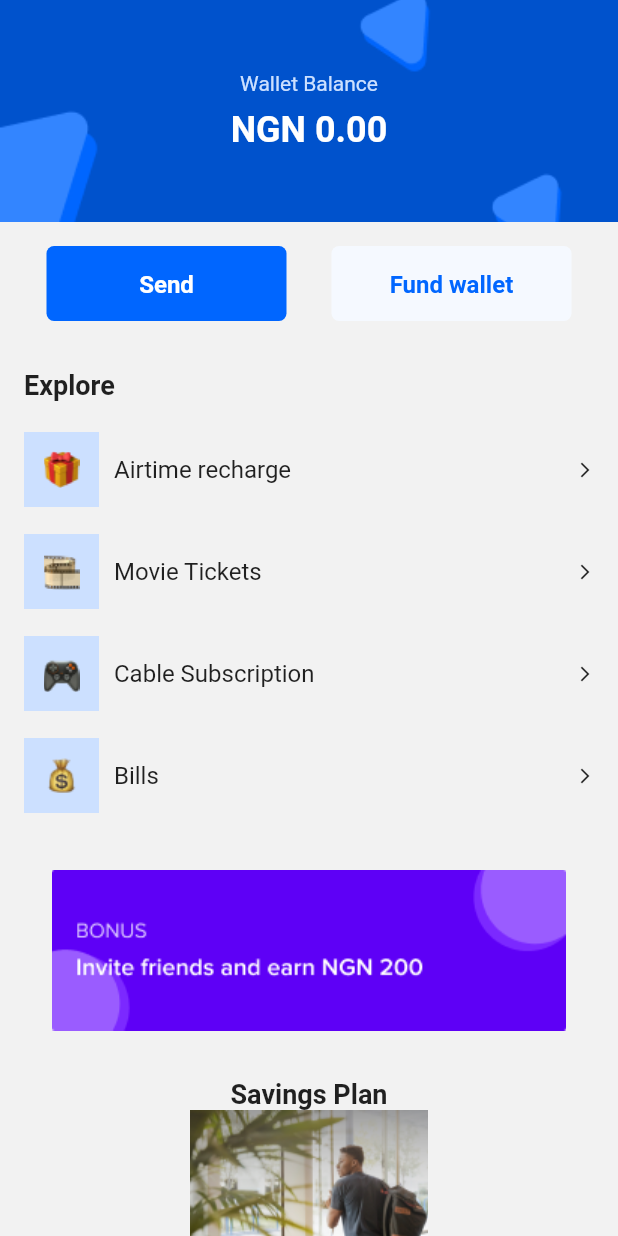
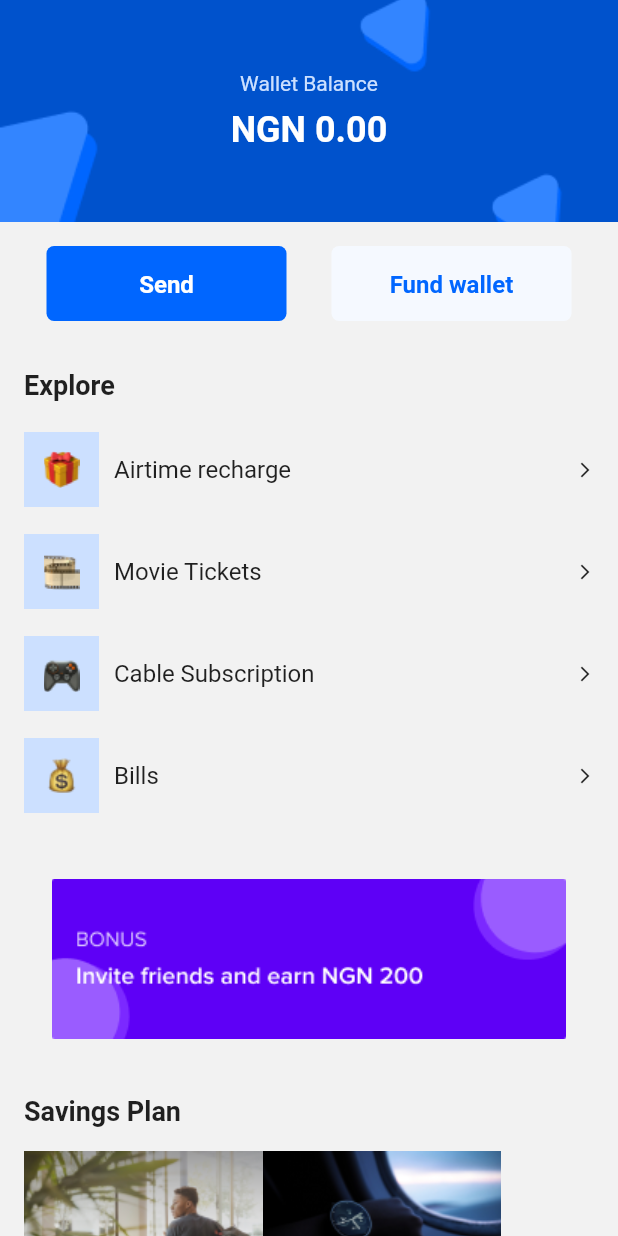
Before and after one commit to Allename/Sylar, a Flutter app: the HomeScreen screen opened directly, on a phone screen of 412 x 824 dp. Run offline on Flutter 3.47's test engine with Material 2 defaults, Android fonts, the phone set to English and light mode, and no system bars.

Commit message:
feat: updated homescree, savingsplan and assets

```diff
--- a/lib/screens/homescreen/homescreen.dart
+++ b/lib/screens/homescreen/homescreen.dart
@@ -22,7 +22,7 @@ class _HomeScreenState extends State<HomeScreen> {
         child: Container(
           width: MediaQuery.of(context).size.width,
           child: Column(
-            // crossAxisAlignment: CrossAxisAlignment.start,
+            crossAxisAlignment: CrossAxisAlignment.start,
             children: <Widget> [
               Stack(
                 children: <Widget> [
@@ -62,14 +62,20 @@ class _HomeScreenState extends State<HomeScreen> {
                   ],
                 ),
               ),
+              Padding(
+                padding: const EdgeInsets.symmetric(horizontal: 16.0),
+                child: Column(
+                  mainAxisAlignment: MainAxisAlignment.start,
+                  crossAxisAlignment: CrossAxisAlignment.start,
+                  children:  <Widget> [
                     const SizedBox(height: 20.0),
-              const Image(
+                    const SizedBox(
+                      width: double.infinity,
+                      child: Image(
                         image: AssetImage('assets/images/banner.png'),
                       ),
+                    ),
                     const SizedBox(height: 32.0),
-              Column(
-                mainAxisAlignment: MainAxisAlignment.start,
-                children:  <Widget> [
                     const Text(
                       'Savings Plan',
                       style: TextStyle(
@@ -77,15 +83,19 @@ class _HomeScreenState extends State<HomeScreen> {
                         fontWeight: FontWeight.w600,
                       ),
                     ),
+                    const SizedBox(height: 16.0),
                     SingleChildScrollView(
                       scrollDirection: Axis.horizontal,
                       child: Row(
+                        mainAxisAlignment: MainAxisAlignment.spaceAround,
                         children: const <Widget> [
                           SavingsPlan(image: 'assets/images/EscapeSapa.png', title: 'Escape Sapa', price: 'NGN 2,000/wk'),
+                          SavingsPlan(image: 'assets/images/RichClub.png', title: 'Rich Club', price: 'NGN 100,000/wk'),
                         ],
                       ),
                     ),
                   ],
+                ),
               ),
             ],
           ),
--- a/lib/screens/homescreen/widgets/savings_plan.dart
+++ b/lib/screens/homescreen/widgets/savings_plan.dart
@@ -28,6 +28,7 @@ class SavingsPlan extends StatelessWidget {
             ),
           ],
         ),
+        const SizedBox(height: 8.0),
         Text(
           title,
           style: const TextStyle(
@@ -35,6 +36,7 @@ class SavingsPlan extends StatelessWidget {
             fontWeight: FontWeight.w400,
           ),
         ),
+        const SizedBox(height: 8.0),
         Text(
           price,
           style: const TextStyle(
```
Also changed, not shown: assets/images/Design.png (added). Lines whose indentation alone changed are shown as unchanged.
